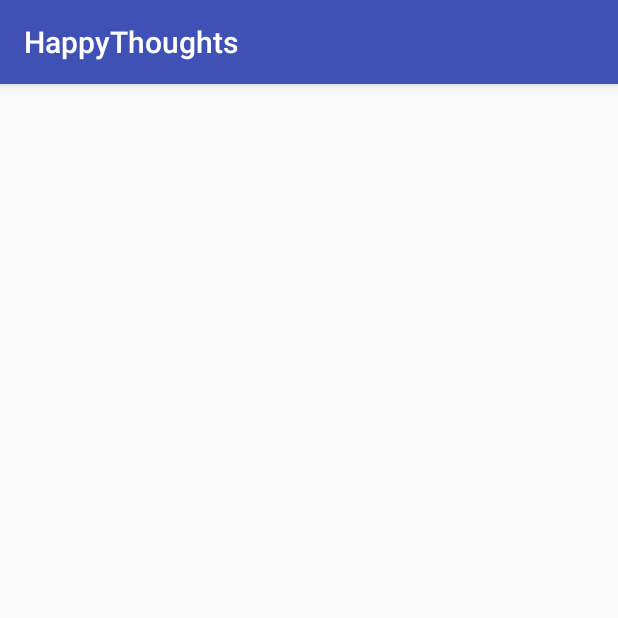
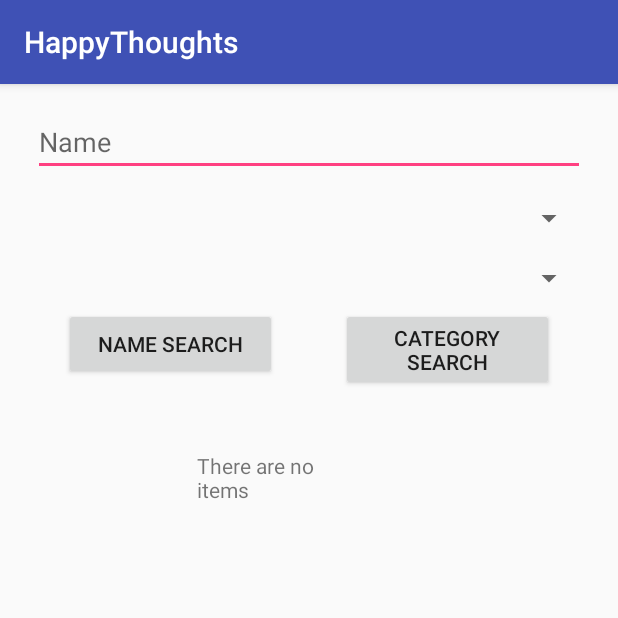
Before and after one commit to srikrishna-duvvuri/HappyThoughts, an Android app: the SearchActivity screen opened directly, with no data from a screen before it, on a phone screen of 412 x 824 dp, the top half of it. Run offline under Robolectric (Android 15) with nearby library versions, the phone set to English and light mode, and no system bars.

Commit message:
Added stuff in xml

```diff
--- a/app/src/main/res/layout/activity_search.xml
+++ b/app/src/main/res/layout/activity_search.xml
@@ -2,8 +2,92 @@
 <android.support.constraint.ConstraintLayout xmlns:android="http://schemas.android.com/apk/res/android"
     xmlns:app="http://schemas.android.com/apk/res-auto"
     xmlns:tools="http://schemas.android.com/tools"
+    android:id="@+id/constraintLayout"
     android:layout_width="match_parent"
     android:layout_height="match_parent"
     tools:context=".Controllers.SearchActivity">
 
+    <EditText
+        android:id="@+id/name"
+        android:layout_width="368dp"
+        android:layout_height="wrap_content"
+        android:layout_marginBottom="8dp"
+        android:layout_marginTop="16dp"
+        android:ems="10"
+        android:hint="Name"
+        android:inputType="text"
+        app:layout_constraintBottom_toTopOf="@+id/locationSpinner"
+        app:layout_constraintEnd_toEndOf="parent"
+        app:layout_constraintHorizontal_bias="0.5"
+        app:layout_constraintStart_toStartOf="parent"
+        app:layout_constraintTop_toTopOf="parent" />
+
+    <Spinner
+        android:id="@+id/locationSpinner"
+        android:layout_width="368dp"
+        android:layout_height="wrap_content"
+        android:layout_marginBottom="8dp"
+        android:layout_marginTop="8dp"
+        app:layout_constraintBottom_toTopOf="@+id/categorySpinner"
+        app:layout_constraintEnd_toEndOf="parent"
+        app:layout_constraintHorizontal_bias="0.5"
+        app:layout_constraintStart_toStartOf="parent"
+        app:layout_constraintTop_toBottomOf="@+id/name" />
+
+    <Spinner
+        android:id="@+id/categorySpinner"
+        android:layout_width="368dp"
+        android:layout_height="wrap_content"
+        android:layout_marginBottom="8dp"
+        android:layout_marginTop="8dp"
+        app:layout_constraintBottom_toTopOf="@+id/searchByName"
+        app:layout_constraintEnd_toEndOf="parent"
+        app:layout_constraintHorizontal_bias="0.5"
+        app:layout_constraintStart_toStartOf="parent"
+        app:layout_constraintTop_toBottomOf="@+id/locationSpinner" />
+
+    <Button
+        android:id="@+id/searchByName"
+        android:layout_width="142dp"
+        android:layout_height="wrap_content"
+        android:layout_marginTop="8dp"
+        android:onClick="onSearchByName"
+        android:text="Name Search"
+        app:layout_constraintEnd_toStartOf="@+id/searchByCategory"
+        app:layout_constraintHorizontal_bias="0.5"
+        app:layout_constraintStart_toStartOf="parent"
+        app:layout_constraintTop_toBottomOf="@+id/categorySpinner"
+        tools:layout_editor_absoluteY="389dp" />
+
+    <Button
+        android:id="@+id/searchByCategory"
+        android:layout_width="142dp"
+        android:layout_height="wrap_content"
+        android:layout_marginTop="8dp"
+        android:onClick="onSearchByCategory"
+        android:text="Category Search"
+        app:layout_constraintEnd_toEndOf="parent"
+        app:layout_constraintHorizontal_bias="0.5"
+        app:layout_constraintStart_toEndOf="@+id/searchByName"
+        app:layout_constraintTop_toBottomOf="@+id/categorySpinner"
+        tools:layout_editor_absoluteY="389dp" />
+
+    <ListView
+        android:id="@+id/donationList"
+        android:layout_width="368dp"
+        android:layout_height="290dp"
+        android:layout_marginTop="8dp"
+        app:layout_constraintTop_toBottomOf="@+id/searchByCategory"
+        tools:layout_editor_absoluteX="8dp" />
+
+    <TextView
+        android:id="@+id/message"
+        android:layout_width="106dp"
+        android:layout_height="wrap_content"
+        android:layout_marginTop="40dp"
+        android:text="There are no items"
+        app:layout_constraintEnd_toStartOf="@+id/donationList"
+        app:layout_constraintHorizontal_bias="0.5"
+        app:layout_constraintStart_toEndOf="@+id/donationList"
+        app:layout_constraintTop_toBottomOf="@+id/searchByCategory" />
 </android.support.constraint.ConstraintLayout>
```
